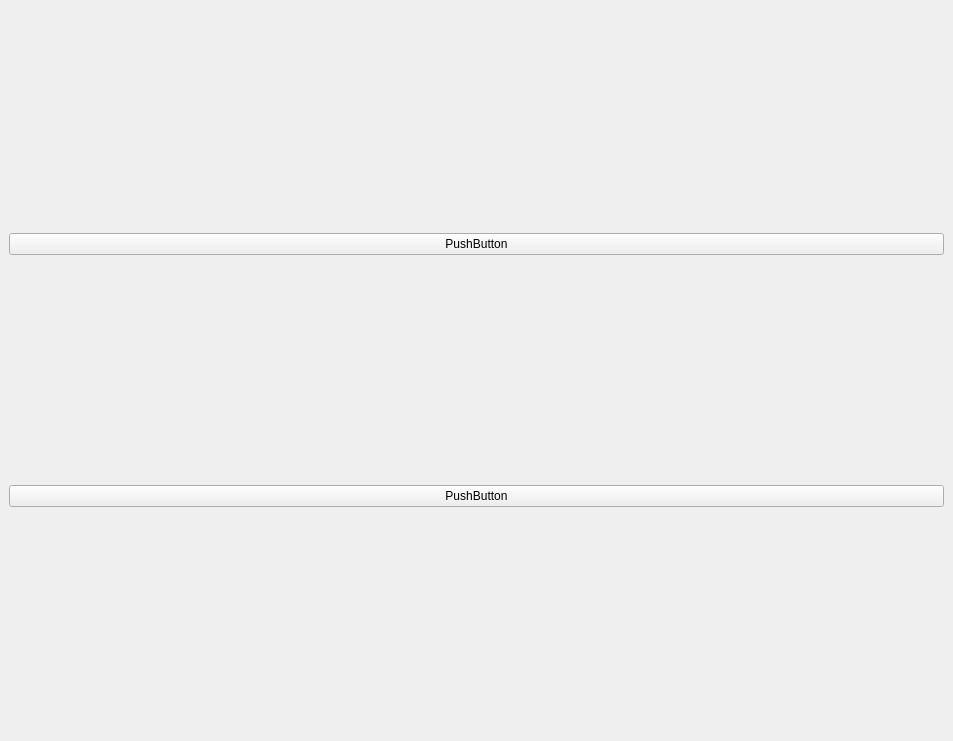
Before: the Qt Designer form resources/ui/main.ui in Oozls/Tomatoma, drawn with Qt 5.
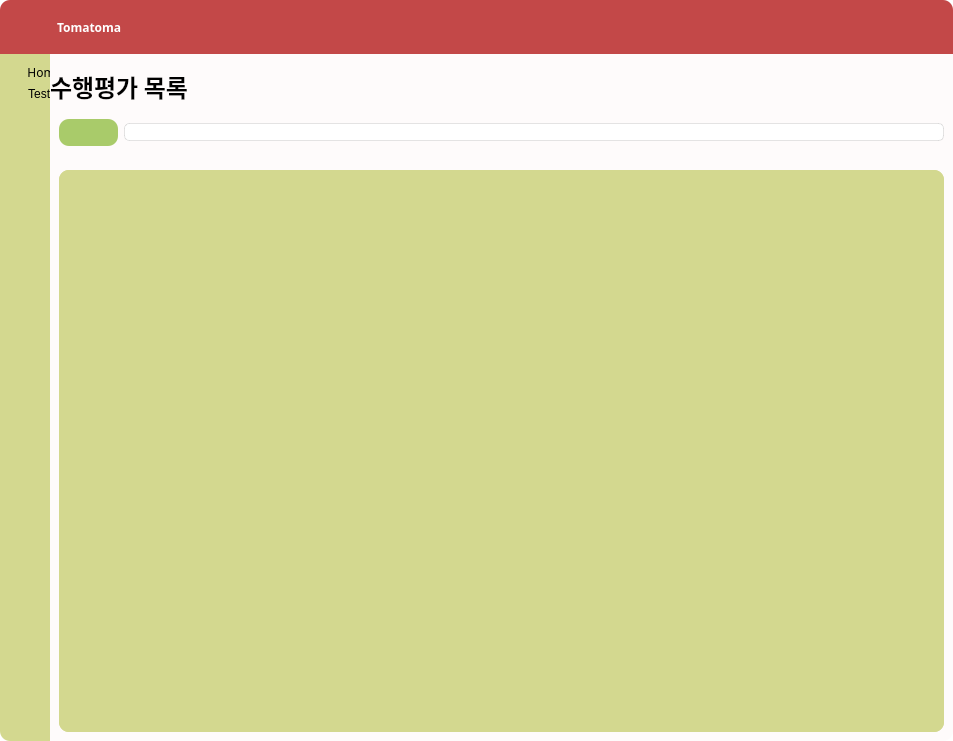
After: the same form once the commit is applied. Icons and pictures are not drawn.

Commit message: Added Icons, Button Functions

```diff
--- a/resources/ui/main.ui
+++ b/resources/ui/main.ui
@@ -13,20 +13,523 @@
   <property name="windowTitle">
    <string>MainWindow</string>
   </property>
+  <property name="styleSheet">
+   <string notr="true">QPushButton, QLabel, QLineEdit {
+	font-family: 'Noto Sans KR';
+}
+
+QMainWindow, QWidget#centralwidget {
+	background-color: white;
+	border-radius: 10px;
+}
+
+QWidget#mainTop {
+	background-color: #c34848;
+	border-top-left-radius: 10px;
+	border-top-right-radius: 10px;
+}
+
+QWidget#mainSidebar {
+	border-bottom-left-radius: 10px;
+	background-color: #d3d88f;
+}</string>
+  </property>
   <widget class="QWidget" name="centralwidget">
+   <property name="styleSheet">
+    <string notr="true"/>
+   </property>
    <layout class="QVBoxLayout" name="verticalLayout">
+    <property name="spacing">
+     <number>0</number>
+    </property>
+    <property name="leftMargin">
+     <number>0</number>
+    </property>
+    <property name="topMargin">
+     <number>0</number>
+    </property>
+    <property name="rightMargin">
+     <number>0</number>
+    </property>
+    <property name="bottomMargin">
+     <number>0</number>
+    </property>
     <item>
-     <widget class="QPushButton" name="pushButton">
-      <property name="text">
-       <string>PushButton</string>
+     <widget class="QWidget" name="mainTop" native="true">
+      <property name="styleSheet">
+       <string notr="true">QLabel {
+	color: white;
+}
+
+QPushButton {
+	background: transparent;
+	border-radius: 10px;
+	icon-size: 30px;
+	padding: 5px;
+}
+
+QPushButton#closeBtn::hover {
+	background-color: rgba(0,0,0,50);
+}</string>
       </property>
+      <layout class="QHBoxLayout" name="horizontalLayout">
+       <property name="topMargin">
+        <number>15</number>
+       </property>
+       <property name="bottomMargin">
+        <number>15</number>
+       </property>
+       <item>
+        <widget class="QPushButton" name="menuBtn">
+         <property name="text">
+          <string/>
+         </property>
+         <property name="icon">
+          <iconset resource="icons.qrc">
+           <normaloff>:/white/icons/feather/menu.svg</normaloff>:/white/icons/feather/menu.svg</iconset>
+         </property>
+         <property name="iconSize">
+          <size>
+           <width>20</width>
+           <height>20</height>
+          </size>
+         </property>
+        </widget>
+       </item>
+       <item>
+        <widget class="QLabel" name="label">
+         <property name="font">
+          <font>
+           <family>Noto Sans KR</family>
+           <weight>75</weight>
+           <bold>true</bold>
+          </font>
+         </property>
+         <property name="text">
+          <string>Tomatoma</string>
+         </property>
+        </widget>
+       </item>
+       <item>
+        <spacer name="horizontalSpacer">
+         <property name="orientation">
+          <enum>Qt::Horizontal</enum>
+         </property>
+         <property name="sizeHint" stdset="0">
+          <size>
+           <width>40</width>
+           <height>20</height>
+          </size>
+         </property>
+        </spacer>
+       </item>
+       <item>
+        <widget class="QPushButton" name="closeBtn">
+         <property name="text">
+          <string/>
+         </property>
+         <property name="icon">
+          <iconset resource="icons.qrc">
+           <normaloff>:/white/icons/feather/x.svg</normaloff>:/white/icons/feather/x.svg</iconset>
+         </property>
+         <property name="iconSize">
+          <size>
+           <width>20</width>
+           <height>20</height>
+          </size>
+         </property>
+        </widget>
+       </item>
+      </layout>
      </widget>
     </item>
     <item>
-     <widget class="QPushButton" name="pushButton_2">
-      <property name="text">
-       <string>PushButton</string>
+     <widget class="QWidget" name="mainCenter" native="true">
+      <property name="styleSheet">
+       <string notr="true"/>
       </property>
+      <layout class="QHBoxLayout" name="horizontalLayout_2">
+       <property name="spacing">
+        <number>0</number>
+       </property>
+       <property name="leftMargin">
+        <number>0</number>
+       </property>
+       <property name="topMargin">
+        <number>0</number>
+       </property>
+       <property name="rightMargin">
+        <number>0</number>
+       </property>
+       <property name="bottomMargin">
+        <number>0</number>
+       </property>
+       <item>
+        <widget class="QWidget" name="mainSidebar" native="true">
+         <property name="sizePolicy">
+          <sizepolicy hsizetype="MinimumExpanding" vsizetype="Preferred">
+           <horstretch>0</horstretch>
+           <verstretch>0</verstretch>
+          </sizepolicy>
+         </property>
+         <property name="minimumSize">
+          <size>
+           <width>0</width>
+           <height>0</height>
+          </size>
+         </property>
+         <property name="maximumSize">
+          <size>
+           <width>50</width>
+           <height>16777215</height>
+          </size>
+         </property>
+         <property name="font">
+          <font>
+           <family>Agency FB</family>
+          </font>
+         </property>
+         <property name="styleSheet">
+          <string notr="true">QPushButton {
+	background: transparent;
+	text-align: left;
+	border-radius: 5px;
+}
+
+QPushButton::hover {
+	background-color: rgba(0,0,0,50);
+}</string>
+         </property>
+         <layout class="QVBoxLayout" name="verticalLayout_2">
+          <property name="leftMargin">
+           <number>15</number>
+          </property>
+          <property name="topMargin">
+           <number>10</number>
+          </property>
+          <property name="rightMargin">
+           <number>0</number>
+          </property>
+          <property name="bottomMargin">
+           <number>0</number>
+          </property>
+          <item>
+           <widget class="QPushButton" name="homeBtn">
+            <property name="font">
+             <font>
+              <family>Noto Sans KR</family>
+              <kerning>true</kerning>
+             </font>
+            </property>
+            <property name="layoutDirection">
+             <enum>Qt::LeftToRight</enum>
+            </property>
+            <property name="text">
+             <string>    Home</string>
+            </property>
+            <property name="icon">
+             <iconset resource="icons.qrc">
+              <normaloff>:/black/icons/feather-black/home.svg</normaloff>:/black/icons/feather-black/home.svg</iconset>
+            </property>
+            <property name="iconSize">
+             <size>
+              <width>20</width>
+              <height>20</height>
+             </size>
+            </property>
+            <property name="checkable">
+             <bool>false</bool>
+            </property>
+            <property name="autoExclusive">
+             <bool>false</bool>
+            </property>
+           </widget>
+          </item>
+          <item>
+           <widget class="QPushButton" name="testsBtn">
+            <property name="layoutDirection">
+             <enum>Qt::LeftToRight</enum>
+            </property>
+            <property name="text">
+             <string>    Tests</string>
+            </property>
+            <property name="icon">
+             <iconset resource="icons.qrc">
+              <normaloff>:/black/icons/feather-black/file-text.svg</normaloff>:/black/icons/feather-black/file-text.svg</iconset>
+            </property>
+            <property name="iconSize">
+             <size>
+              <width>20</width>
+              <height>20</height>
+             </size>
+            </property>
+            <property name="checkable">
+             <bool>true</bool>
+            </property>
+            <property name="autoRepeat">
+             <bool>false</bool>
+            </property>
+            <property name="autoExclusive">
+             <bool>true</bool>
+            </property>
+           </widget>
+          </item>
+          <item>
+           <spacer name="verticalSpacer">
+            <property name="orientation">
+             <enum>Qt::Vertical</enum>
+            </property>
+            <property name="sizeHint" stdset="0">
+             <size>
+              <width>20</width>
+              <height>40</height>
+             </size>
+            </property>
+           </spacer>
+          </item>
+         </layout>
+        </widget>
+       </item>
+       <item>
+        <widget class="QStackedWidget" name="mainContainer">
+         <property name="styleSheet">
+          <string notr="true">QWidget#homePage, QWidget#testsPage {
+	background-color: #fefbfb;
+	border-bottom-right-radius: 10px;
+}</string>
+         </property>
+         <property name="currentIndex">
+          <number>1</number>
+         </property>
+         <widget class="QWidget" name="homePage">
+          <property name="styleSheet">
+           <string notr="true">QLabel {
+	background: transparent;
+	qproperty-alignment: AlignCenter;
+}</string>
+          </property>
+          <layout class="QVBoxLayout" name="verticalLayout_3">
+           <item>
+            <spacer name="verticalSpacer_2">
+             <property name="orientation">
+              <enum>Qt::Vertical</enum>
+             </property>
+             <property name="sizeHint" stdset="0">
+              <size>
+               <width>20</width>
+               <height>40</height>
+              </size>
+             </property>
+            </spacer>
+           </item>
+           <item>
+            <widget class="QLabel" name="label_2">
+             <property name="font">
+              <font>
+               <family>Noto Sans KR</family>
+               <pointsize>18</pointsize>
+               <weight>75</weight>
+               <bold>true</bold>
+              </font>
+             </property>
+             <property name="text">
+              <string>Tomatoma</string>
+             </property>
+             <property name="scaledContents">
+              <bool>false</bool>
+             </property>
+            </widget>
+           </item>
+           <item>
+            <widget class="QLabel" name="label_3">
+             <property name="text">
+              <string>2103 김동주, 2111 박서원, 2112 박재원</string>
+             </property>
+            </widget>
+           </item>
+           <item>
+            <widget class="QLabel" name="label_4">
+             <property name="text">
+              <string>정보과학 수행평가</string>
+             </property>
+            </widget>
+           </item>
+           <item>
+            <spacer name="verticalSpacer_3">
+             <property name="orientation">
+              <enum>Qt::Vertical</enum>
+             </property>
+             <property name="sizeHint" stdset="0">
+              <size>
+               <width>20</width>
+               <height>40</height>
+              </size>
+             </property>
+            </spacer>
+           </item>
+          </layout>
+         </widget>
+         <widget class="QWidget" name="testsPage">
+          <layout class="QVBoxLayout" name="verticalLayout_4">
+           <property name="leftMargin">
+            <number>0</number>
+           </property>
+           <property name="topMargin">
+            <number>15</number>
+           </property>
+           <property name="rightMargin">
+            <number>0</number>
+           </property>
+           <property name="bottomMargin">
+            <number>0</number>
+           </property>
+           <item>
+            <widget class="QWidget" name="testsPageLabelContainer" native="true">
+             <property name="sizePolicy">
+              <sizepolicy hsizetype="Preferred" vsizetype="Maximum">
+               <horstretch>0</horstretch>
+               <verstretch>0</verstretch>
+              </sizepolicy>
+             </property>
+             <property name="styleSheet">
+              <string notr="true">QLabel {
+	background: transparent;
+	qproperty-alignment: AlignCenter;
+}</string>
+             </property>
+             <layout class="QVBoxLayout" name="verticalLayout_5">
+              <property name="spacing">
+               <number>0</number>
+              </property>
+              <property name="leftMargin">
+               <number>0</number>
+              </property>
+              <property name="topMargin">
+               <number>0</number>
+              </property>
+              <property name="rightMargin">
+               <number>0</number>
+              </property>
+              <property name="bottomMargin">
+               <number>0</number>
+              </property>
+              <item>
+               <widget class="QLabel" name="label_5">
+                <property name="font">
+                 <font>
+                  <family>Noto Sans KR</family>
+                  <pointsize>18</pointsize>
+                  <weight>75</weight>
+                  <bold>true</bold>
+                 </font>
+                </property>
+                <property name="text">
+                 <string>수행평가 목록</string>
+                </property>
+               </widget>
+              </item>
+             </layout>
+            </widget>
+           </item>
+           <item>
+            <widget class="QWidget" name="testsPageBarContainer" native="true">
+             <property name="sizePolicy">
+              <sizepolicy hsizetype="Preferred" vsizetype="Maximum">
+               <horstretch>0</horstretch>
+               <verstretch>0</verstretch>
+              </sizepolicy>
+             </property>
+             <property name="font">
+              <font>
+               <kerning>true</kerning>
+              </font>
+             </property>
+             <property name="styleSheet">
+              <string notr="true">QPushButton#testAddBtn {
+	background-color: #a9cb6a;
+	border: none;
+	border-radius: 10px;
+	padding: 5px 15px 5px 15px;
+}
+
+QLineEdit {
+	border: 1px solid rgba(185, 185, 185, 100);
+	border-radius: 5px;
+}</string>
+             </property>
+             <layout class="QHBoxLayout" name="horizontalLayout_3">
+              <item>
+               <widget class="QPushButton" name="testAddBtn">
+                <property name="font">
+                 <font>
+                  <family>Noto Sans KR</family>
+                  <kerning>true</kerning>
+                 </font>
+                </property>
+                <property name="text">
+                 <string/>
+                </property>
+                <property name="icon">
+                 <iconset resource="icons.qrc">
+                  <normaloff>:/black/icons/feather-black/file-plus.svg</normaloff>:/black/icons/feather-black/file-plus.svg</iconset>
+                </property>
+                <property name="iconSize">
+                 <size>
+                  <width>20</width>
+                  <height>20</height>
+                 </size>
+                </property>
+                <property name="autoDefault">
+                 <bool>false</bool>
+                </property>
+                <property name="default">
+                 <bool>false</bool>
+                </property>
+                <property name="flat">
+                 <bool>false</bool>
+                </property>
+               </widget>
+              </item>
+              <item>
+               <widget class="QLineEdit" name="lineEdit"/>
+              </item>
+             </layout>
+            </widget>
+           </item>
+           <item>
+            <widget class="QWidget" name="testsPageResultContainer" native="true">
+             <property name="styleSheet">
+              <string notr="true">QWidget#testsScrollAreaContainer, QScrollArea {
+	background-color: #d3d88f;
+	border-radius: 10px;
+}</string>
+             </property>
+             <layout class="QVBoxLayout" name="verticalLayout_6">
+              <item>
+               <widget class="QScrollArea" name="testsScrollArea">
+                <property name="widgetResizable">
+                 <bool>true</bool>
+                </property>
+                <widget class="QWidget" name="testsScrollAreaContainer">
+                 <property name="geometry">
+                  <rect>
+                   <x>0</x>
+                   <y>0</y>
+                   <width>885</width>
+                   <height>544</height>
+                  </rect>
+                 </property>
+                </widget>
+               </widget>
+              </item>
+             </layout>
+            </widget>
+           </item>
+          </layout>
+         </widget>
+        </widget>
+       </item>
+      </layout>
      </widget>
     </item>
    </layout>
```
Left out of the diff: 7 changed lines with no effect on the pictures. The commit also changes 7 other files.
